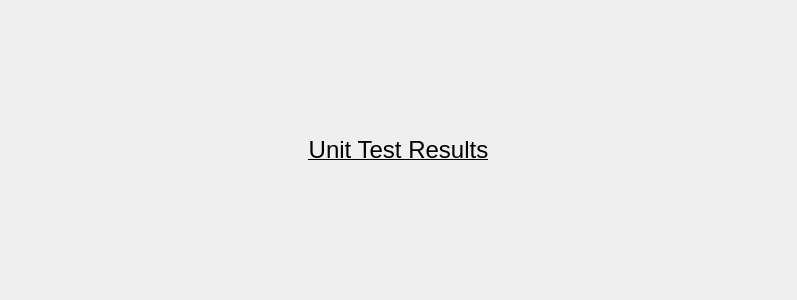
Qt form UnitTestResults.ui (starswap/MLProgrammingIDE) before a commit.
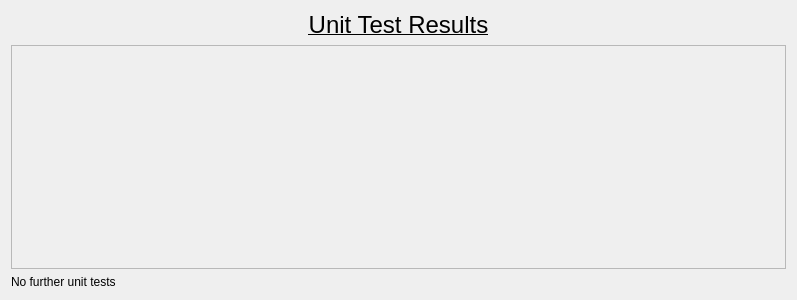
The same form after that commit.

Commit message: Unit Tests Interface and deleting

What changed in the file:
```diff
--- a/UnitTestResults.ui
+++ b/UnitTestResults.ui
@@ -10,10 +10,16 @@
     <height>300</height>
    </rect>
   </property>
+  <property name="sizePolicy">
+   <sizepolicy hsizetype="Minimum" vsizetype="Minimum">
+    <horstretch>0</horstretch>
+    <verstretch>0</verstretch>
+   </sizepolicy>
+  </property>
   <property name="windowTitle">
    <string>Unit Test Results</string>
   </property>
-  <layout class="QVBoxLayout" name="verticalLayout">
+  <layout class="QVBoxLayout" name="verticalLayout" stretch="0,1,0">
    <item>
     <widget class="QLabel" name="TitleLabel">
      <property name="font">
@@ -31,7 +37,39 @@
     </widget>
    </item>
    <item>
-    <layout class="QVBoxLayout" name="ResultsLayout"/>
+    <widget class="QScrollArea" name="scrollArea">
+     <property name="sizePolicy">
+      <sizepolicy hsizetype="Expanding" vsizetype="MinimumExpanding">
+       <horstretch>0</horstretch>
+       <verstretch>0</verstretch>
+      </sizepolicy>
+     </property>
+     <property name="widgetResizable">
+      <bool>true</bool>
+     </property>
+     <widget class="QWidget" name="scrollAreaWidgetContents">
+      <property name="geometry">
+       <rect>
+        <x>0</x>
+        <y>0</y>
+        <width>777</width>
+        <height>223</height>
+       </rect>
+      </property>
+      <layout class="QVBoxLayout" name="verticalLayout_2">
+       <item>
+        <layout class="QVBoxLayout" name="ResultsLayout"/>
+       </item>
+      </layout>
+     </widget>
+    </widget>
+   </item>
+   <item>
+    <widget class="QLabel" name="label">
+     <property name="text">
+      <string>No further unit tests</string>
+     </property>
+    </widget>
    </item>
   </layout>
  </widget>
```
The commit also changes 5 other files.
